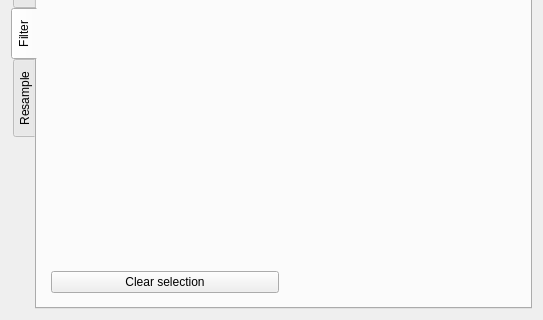
This is asammdfgui/file_widget.ui in danielhrisca/asammdf as Qt 5 draws it before an edit; both pictures show x 0 to 543 and y 249 to 569 of the 543 by 569 pixel window. The edited form follows.
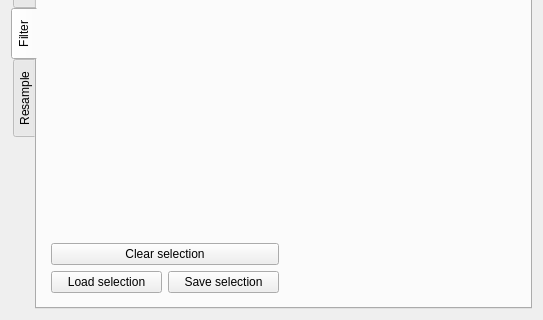
This is the edited form. The open tabs and pages were chosen to show the change. Icons and pictures are not drawn.

Commit message: * gui: save and load channel selection list

Patch:
```diff
--- a/asammdfgui/file_widget.ui
+++ b/asammdfgui/file_widget.ui
@@ -709,6 +709,32 @@
          <item row="5" column="2">
           <widget class="QDoubleSpinBox" name="filter_split_size"/>
          </item>
+         <item row="10" column="0">
+          <layout class="QHBoxLayout" name="horizontalLayout_2">
+           <item>
+            <widget class="QPushButton" name="load_filter_list_btn">
+             <property name="text">
+              <string>Load selection</string>
+             </property>
+             <property name="icon">
+              <iconset resource="resource.qrc">
+               <normaloff>:/open.png</normaloff>:/open.png</iconset>
+             </property>
+            </widget>
+           </item>
+           <item>
+            <widget class="QPushButton" name="save_filter_list_btn">
+             <property name="text">
+              <string>Save selection</string>
+             </property>
+             <property name="icon">
+              <iconset resource="resource.qrc">
+               <normaloff>:/save.png</normaloff>:/save.png</iconset>
+             </property>
+            </widget>
+           </item>
+          </layout>
+         </item>
         </layout>
        </item>
       </layout>
```
Left out of the diff: 138 changed lines with no effect on the pictures. The commit also changes 8 other files.
